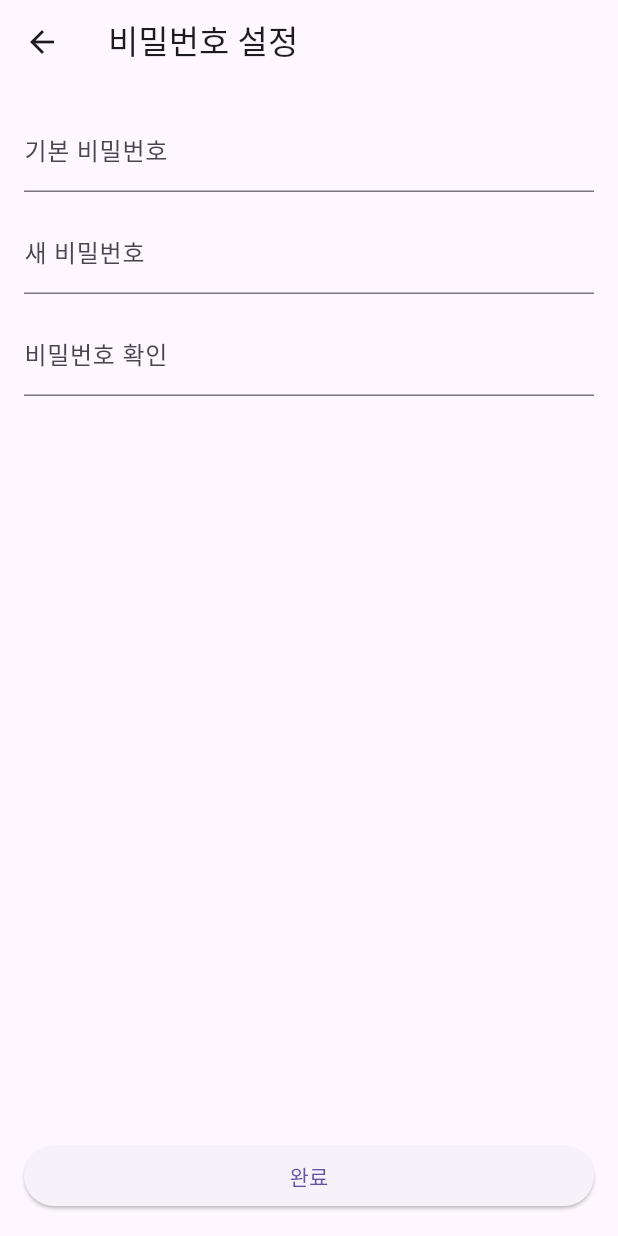
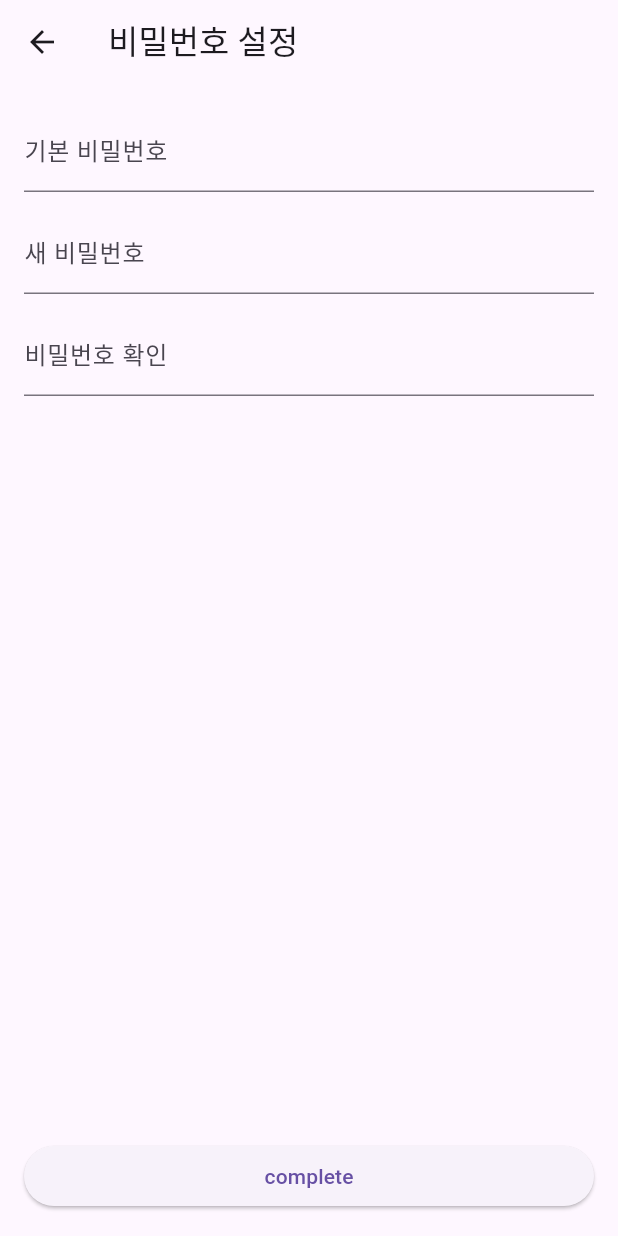
Before and after one commit to qureshi0197/supercorder_task, a Flutter app: the PasswordView screen opened by its route, on a phone screen of 412 x 824 dp. Run offline on Flutter 3.47's test engine with Material 3 defaults, Android fonts, the light colour scheme and no system bars; our stand-ins replace file_picker, get, image_picker, permission_handler.

Commit message:
functionality added for password

```diff
--- /dev/null
+++ b/lib/app/modules/password/bindings/password_binding.dart
@@ -0,0 +1,9 @@
+import 'package:get/get.dart';
+import '../controllers/password_controller.dart';
+
+class PasswordBinding extends Bindings {
+  @override
+  void dependencies() {
+    Get.put(PasswordController());
+  }
+}
--- a/lib/app/modules/password/controllers/password_controller.dart
+++ b/lib/app/modules/password/controllers/password_controller.dart
@@ -1,3 +1,25 @@
+import 'package:flutter/material.dart';
 import 'package:get/get.dart';
 
-class PasswordController extends GetxController {}
+class PasswordController extends GetxController {
+  final currentCtrl = TextEditingController();
+  final newCtrl = TextEditingController();
+  final confirmCtrl = TextEditingController();
+
+  void validateAndSubmit() {
+    if (newCtrl.text != confirmCtrl.text) {
+      Get.snackbar('Error', 'password_not_match'.tr);
+      return;
+    }
+    // Here you can call API or update state
+    Get.snackbar('Success', 'password_updated'.tr);
+  }
+
+  @override
+  void onClose() {
+    currentCtrl.dispose();
+    newCtrl.dispose();
+    confirmCtrl.dispose();
+    super.onClose();
+  }
+}
--- a/lib/app/modules/password/views/password_view.dart
+++ b/lib/app/modules/password/views/password_view.dart
@@ -14,18 +14,25 @@ class PasswordView extends GetView<PasswordController> {
         child: Column(
           crossAxisAlignment: CrossAxisAlignment.stretch,
           children: [
-            TextField(obscureText: true, decoration: const InputDecoration(labelText: '기본 비밀번호')),
+            TextField(
+              controller: controller.currentCtrl,
+              obscureText: true,
+              decoration: InputDecoration(labelText: 'current_password'.tr),
+            ),
             const SizedBox(height: 12),
-            TextField(obscureText: true, decoration: const InputDecoration(labelText: '새 비밀번호')),
+            TextField(
+              controller: controller.newCtrl,
+              obscureText: true,
+              decoration: InputDecoration(labelText: 'new_password'.tr),
+            ),
             const SizedBox(height: 12),
-            TextField(obscureText: true, decoration: const InputDecoration(labelText: '비밀번호 확인')),
+            TextField(
+              controller: controller.confirmCtrl,
+              obscureText: true,
+              decoration: InputDecoration(labelText: 'confirm_password'.tr),
+            ),
             const Spacer(),
-            ElevatedButton(
-              onPressed: () {
-                // TODO: validate and save
-              },
-              child: const Text('완료'),
-            ),
+            ElevatedButton(onPressed: () => controller.validateAndSubmit(), child: Text('complete'.tr)),
           ],
         ),
       ),
--- a/lib/app/routes/app_pages.dart
+++ b/lib/app/routes/app_pages.dart
@@ -1,4 +1,5 @@
 import 'package:get/get.dart';
+import 'package:supercoder_task/app/modules/password/bindings/password_binding.dart';
 import '../modules/profile/bindings/profile_binding.dart';
 import '../modules/splash/bindings/splash_binding.dart';
 import '../modules/splash/views/splash_view.dart';
@@ -14,19 +15,11 @@ class AppPages {
   static const initial = Routes.splash;
 
   static final routes = [
-    GetPage(
-      name: Routes.splash,
-      page: () => const SplashView(),
-      binding: SplashBinding(), // <— add this
-    ),
-    GetPage(
-      name: Routes.profile,
-      page: () => const ProfileView(),
-      binding: ProfileBinding(), // <-- add this
-    ),
+    GetPage(name: Routes.splash, page: () => const SplashView(), binding: SplashBinding()),
+    GetPage(name: Routes.profile, page: () => const ProfileView(), binding: ProfileBinding()),
     GetPage(name: Routes.campaigns, page: () => const CampaignsView()),
     GetPage(name: Routes.info, page: () => const InfoView()),
     GetPage(name: Routes.basicInfo, page: () => const BasicInfoView()),
-    GetPage(name: Routes.password, page: () => const PasswordView()),
+    GetPage(name: Routes.password, page: () => const PasswordView(), binding: PasswordBinding()),
   ];
 }
--- a/lib/app/translations/en_US.dart
+++ b/lib/app/translations/en_US.dart
@@ -10,5 +10,10 @@ const Map<String, String> enUS = {
   'set_password': 'Set Password',
   'camera': 'Camera',
   'gallery': 'Gallery',
+  'password_not_match': 'Passwords do not match',
+  'password_updated': 'Password updated',
+  'current_password': 'Current Password',
+  'new_password': 'New Password',
+  'confirm_password': 'Confirm Password',
 
 };
--- a/lib/app/translations/ko_KR.dart
+++ b/lib/app/translations/ko_KR.dart
@@ -10,5 +10,10 @@ const Map<String, String> koKR = {
   'set_password': '비밀번호 설정',
   'camera': '카메라',
   'gallery': '갤러리',
+  'password_not_match': '비밀번호가 일치하지 않습니다',
+  'password_updated': '비밀번호가 변경되었습니다',
+  'current_password': '기본 비밀번호',
+  'new_password': '새 비밀번호',
+  'confirm_password': '비밀번호 확인',
 
 };
```
